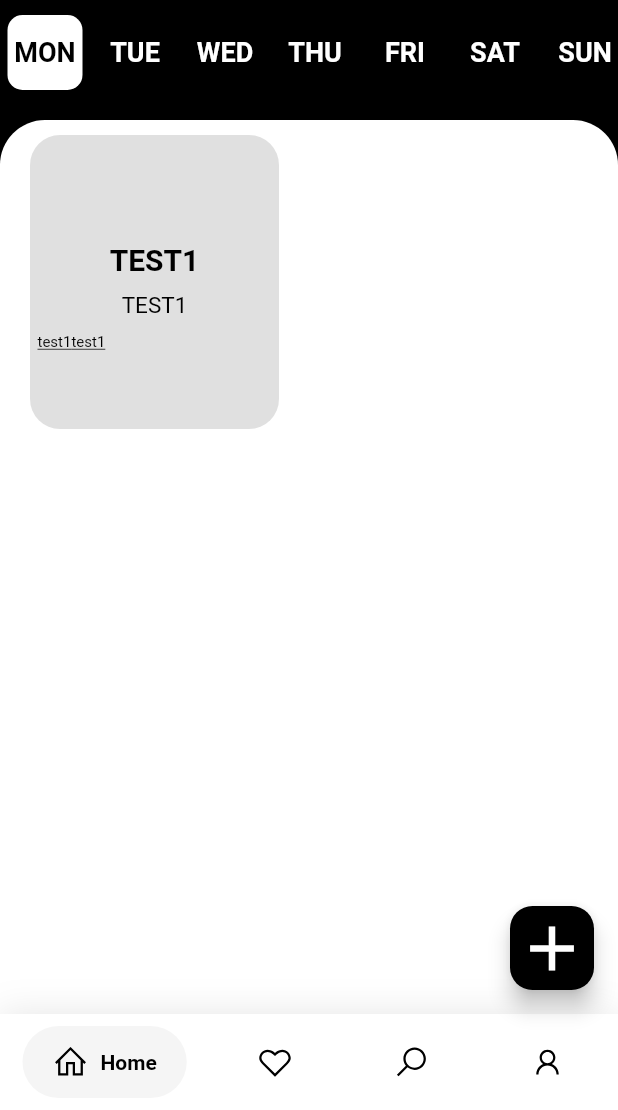
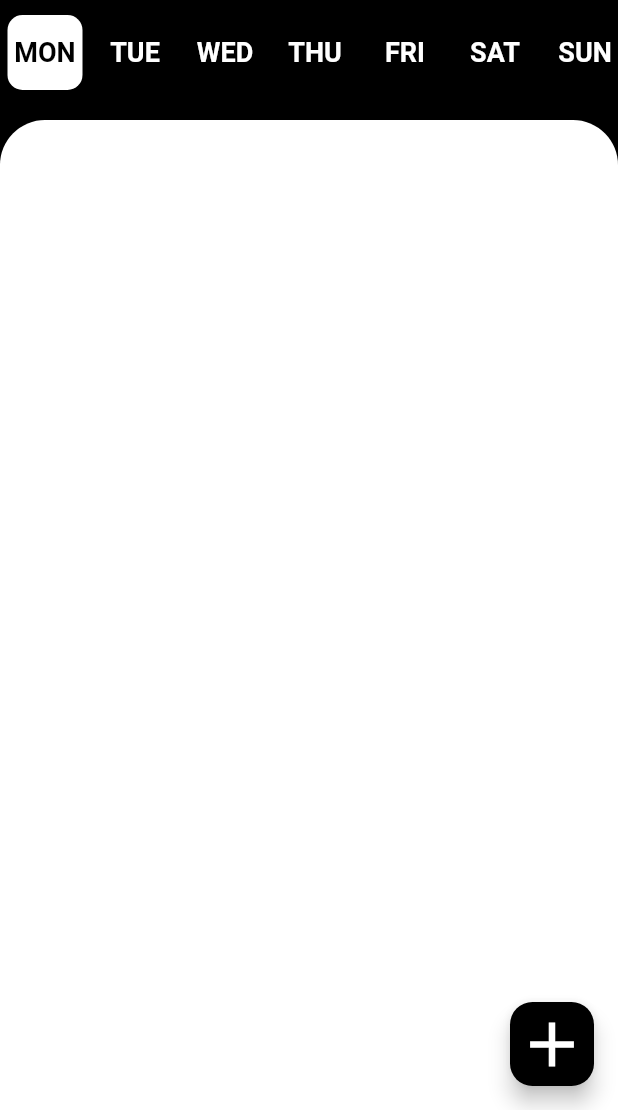
Before and after one commit to mazaalai600/Schedule1, a Flutter app: the HomeScreen screen opened by its route, on a phone screen of 412 x 824 dp, the part 126-1236 px from its top. Run offline on Flutter 3.47's test engine with Material 2 defaults, Android fonts, the phone set to English and light mode, and no system bars; drawn by our look-alikes of google_nav_bar; our stand-ins replace cloud_firestore, firebase_auth, firebase_core, firebase_messaging, flutter_easyloading; accounts and stored records are empty.

Commit message:
schedule & home

```diff
--- /dev/null
+++ b/lib/models/schedule_model.dart
@@ -0,0 +1,25 @@
+class Todo {
+  final String day;
+  final String title;
+  final String description;
+  final String startTime;
+  final String endTime;
+
+  Todo({
+    required this.day,
+    required this.title,
+    required this.description,
+    required this.startTime,
+    required this.endTime,
+  });
+
+  Map<String, dynamic> toMap() {
+    return {
+      'day': day,
+      'title': title,
+      'description': description,
+      'startTime': startTime,
+      'endTime': endTime,
+    };
+  }
+}
--- a/lib/screens/homescreen.dart
+++ b/lib/screens/homescreen.dart
@@ -1,12 +1,10 @@
+import 'package:cloud_firestore/cloud_firestore.dart';
 import 'package:flutter/material.dart';
-import 'package:schedule/screens/chat_screen.dart';
+import 'package:schedule/models/schedule_model.dart';
 import 'package:schedule/widgets/grid_view.dart';
 import 'package:schedule/widgets/horizontal_day-list.dart';
 import 'package:schedule/widgets/popup.dart';
 import 'package:intl/intl.dart';
-// import 'package:google_fonts/google_fonts.dart';
-import 'package:google_nav_bar/google_nav_bar.dart';
-import 'package:line_icons/line_icons.dart';
 
 class HomeScreen extends StatefulWidget {
   static const route = '/home';
@@ -17,7 +15,6 @@ class HomeScreen extends StatefulWidget {
 }
 
 class _HomeScreenState extends State<HomeScreen> {
-  int _selectedIndex = 0;
   TextEditingController titleController = TextEditingController();
   TextEditingController descriptionController = TextEditingController();
   TextEditingController startTimeController = TextEditingController();
@@ -25,9 +22,7 @@ class _HomeScreenState extends State<HomeScreen> {
 
   List<String> dayDependentTodos = [];
 
-  List<String> todoInformation = [
-    "MON,TEST1,TEST1,test1,test1",
-  ];
+  List<Todo> todoInformation = [];
 
   String weekday = "";
 
@@ -52,32 +47,11 @@ class _HomeScreenState extends State<HomeScreen> {
   void updateList() {
     dayDependentTodos.clear();
     for (int i = 0; i < todoInformation.length; i++) {
-      if (todoInformation[i].split(",")[0] == weekday) {
-        dayDependentTodos.add(todoInformation[i]);
+      if (todoInformation[i].day == weekday) {
+        dayDependentTodos.add(todoInformation[i].day);
       }
     }
   }
-
-  static const TextStyle optionStyle =
-      TextStyle(fontSize: 30, fontWeight: FontWeight.w600);
-  static const List<Widget> _widgetOptions = <Widget>[
-    Text(
-      'Home',
-      style: optionStyle,
-    ),
-    Text(
-      'Likes',
-      style: optionStyle,
-    ),
-    Text(
-      'Search',
-      style: optionStyle,
-    ),
-    Text(
-      'Profile',
-      style: optionStyle,
-    ),
-  ];
 
   @override
   Widget build(BuildContext context) {
@@ -137,61 +111,6 @@ class _HomeScreenState extends State<HomeScreen> {
           ),
         ],
       ),
-      bottomNavigationBar: Container(
-        decoration: BoxDecoration(
-          color: Colors.white,
-          boxShadow: [
-            BoxShadow(
-              blurRadius: 20,
-              color: Colors.black.withOpacity(.1),
-            )
-          ],
-        ),
-        child: SafeArea(
-          child: Padding(
-            padding: const EdgeInsets.symmetric(horizontal: 15.0, vertical: 8),
-            child: GNav(
-              rippleColor: Colors.grey[300]!,
-              hoverColor: Colors.grey[100]!,
-              gap: 8,
-              activeColor: Colors.black,
-              iconSize: 24,
-              padding: EdgeInsets.symmetric(horizontal: 20, vertical: 12),
-              duration: Duration(milliseconds: 400),
-              tabBackgroundColor: Colors.grey[100]!,
-              color: Colors.black,
-              tabs: [
-                GButton(
-                  icon: LineIcons.home,
-                  text: 'Home',
-                ),
-                GButton(
-                  icon: LineIcons.heart,
-                  text: 'Likes',
-                ),
-                GButton(
-                  icon: LineIcons.search,
-                  text: 'Search',
-                ),
-                GButton(
-                  icon: LineIcons.user,
-                  text: 'Profile',
-                  onPressed: () {
-                    Navigator.push(context,
-                        MaterialPageRoute(builder: (context) => ChatPage()));
-                  },
-                ),
-              ],
-              selectedIndex: _selectedIndex,
-              onTabChange: (index) {
-                setState(() {
-                  _selectedIndex = index;
-                });
-              },
-            ),
-          ),
-        ),
-      ),
       floatingActionButton: FloatingActionButton(
         onPressed: () {
           showDialog(
@@ -209,8 +128,19 @@ class _HomeScreenState extends State<HomeScreen> {
                   titleController.text == "") {
                 showInSnackBar("Title or description can't be empty!");
               } else {
-                todoInformation.add(
-                    "$weekday,${titleController.text},${descriptionController.text},${startTimeController.text},${endTimeController.text}");
+                Todo newTodo = Todo(
+                  day: weekday,
+                  title: titleController.text,
+                  description: descriptionController.text,
+                  startTime: startTimeController.text,
+                  endTime: endTimeController.text,
+                );
+                FirebaseFirestore.instance
+                    .collection('yourFirestoreCollection')
+                    .add(newTodo.toMap());
+                // todoInformation.add(
+                //     "$weekday,${titleController.text},${descriptionController.text},${startTimeController.text},${endTimeController.text}");
+                todoInformation.add(newTodo);
                 updateList();
                 titleController.clear();
                 descriptionController.clear();
```
